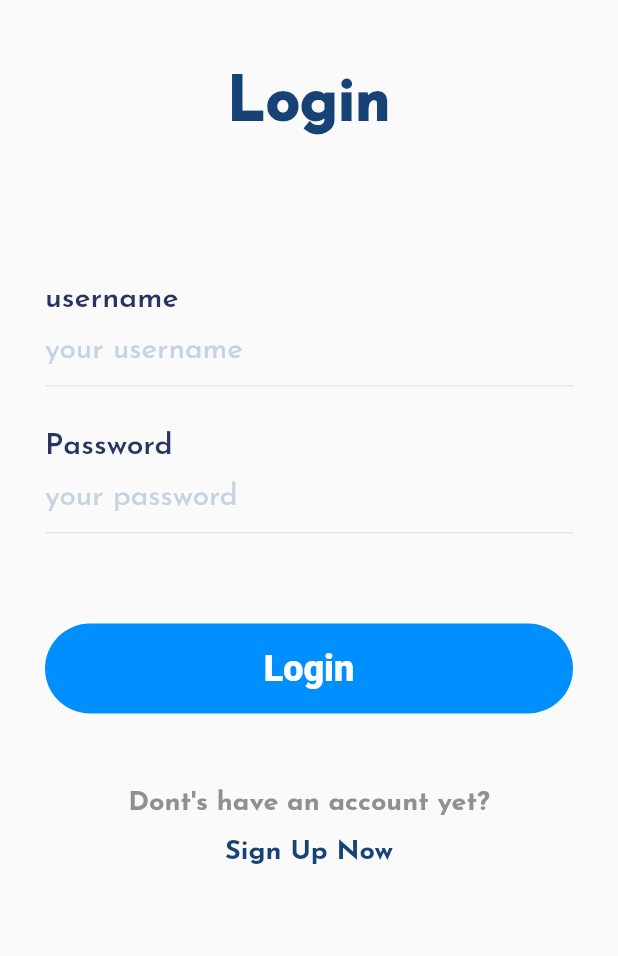
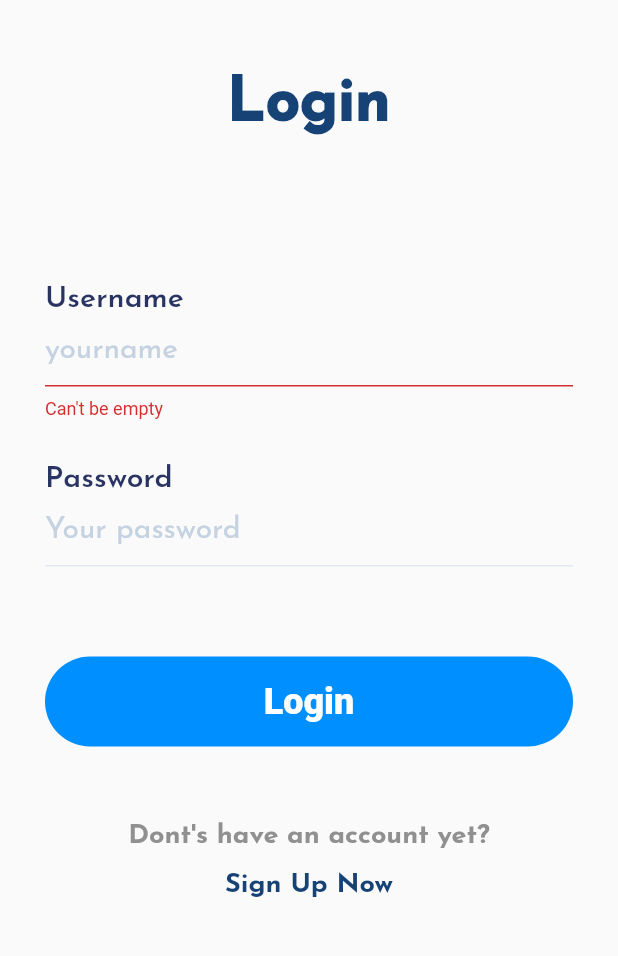
Before and after one commit to WenhaoLu-hub/SEPT_TEAM_BASH_PROJECT, a Flutter app: the screen it shows after launch, after a tap on "LOGIN", on a phone screen of 412 x 824 dp, the part 275-1231 px from its top. Run offline on Flutter 3.47's test engine with Material 2 defaults, Android fonts, the light colour scheme and no system bars; our stand-ins replace google_fonts.

Commit message:
update user input validation on login page

```diff
--- a/flutter_frontend/lib/Screens/components/textFieldContainer.dart
+++ b/flutter_frontend/lib/Screens/components/textFieldContainer.dart
@@ -6,9 +6,13 @@ class TextFieldContainer extends StatelessWidget {
   final String title;
   final String hintText;
   final bool isPassword;
+
   // ignore: use_key_in_widget_constructors
-  const TextFieldContainer(
-      {required this.title, required this.hintText, required this.isPassword});
+  const TextFieldContainer({
+    required this.title,
+    required this.hintText,
+    required this.isPassword,
+  });
 
   @override
   Widget build(BuildContext context) {
@@ -25,7 +29,7 @@ class TextFieldContainer extends StatelessWidget {
         ),
         TextField(
           obscureText: isPassword,
-          cursorColor: Color.fromARGB(255, 100, 94, 94),
+          cursorColor: const Color.fromARGB(255, 100, 94, 94),
           decoration: InputDecoration(
               hintText: hintText,
               hintStyle: GoogleFonts.josefinSans(
--- /dev/null
+++ b/flutter_frontend/lib/Screens/login/TextSubmitWidget.dart
@@ -0,0 +1,151 @@
+import 'package:flutter/material.dart';
+import 'package:google_fonts/google_fonts.dart';
+
+class TextSubmitWidget extends StatefulWidget {
+  const TextSubmitWidget({Key? key, required this.onSubmit}) : super(key: key);
+  final ValueChanged<String> onSubmit;
+
+  @override
+  State<TextSubmitWidget> createState() => _TextSubmitWidgetState();
+}
+
+class _TextSubmitWidgetState extends State<TextSubmitWidget> {
+  final _usernameController = TextEditingController();
+
+  void _submit() {
+    // if there is no error text
+    if (_errorText == null) {
+      // notify the parent widget via the onSubmit callback
+      widget.onSubmit(_usernameController.value.text);
+    }
+  }
+
+  String? get _errorText {
+    // at any time, we can get the text from _controller.value.text
+    final text = _usernameController.value.text;
+    // Note: you can do your own custom validation here
+    // Move this logic this outside the widget for more testable code
+    if (text.isEmpty) {
+      return 'Can\'t be empty';
+    }
+    if (text.length < 4) {
+      return 'Too short';
+    }
+    // return null if the text is valid
+    return null;
+  }
+
+  @override
+  void dispose() {
+    _usernameController.dispose();
+    // _passwordController.dispose();
+    super.dispose();
+  }
+
+  @override
+  Widget build(BuildContext context) {
+    return ValueListenableBuilder(
+      valueListenable: _usernameController,
+      builder: (context, TextEditingValue value, __) {
+        return Column(
+        children: [
+          Column(
+            crossAxisAlignment: CrossAxisAlignment.start,
+            children: [
+              Text(
+                "Username",
+                style: GoogleFonts.josefinSans(
+                    textStyle: const TextStyle(
+                        color: Color(0xff293462),
+                        fontWeight: FontWeight.w600,
+                        fontSize: 20)),
+              ),
+              TextField(
+                controller: _usernameController,
+                onChanged: (_) => setState(() {} ),
+                obscureText: false,
+                cursorColor: const Color.fromARGB(255, 100, 94, 94),
+                decoration: InputDecoration(
+                    hintText: "yourname",
+                    errorText: _errorText,
+                    hintStyle: GoogleFonts.josefinSans(
+                      textStyle: const TextStyle(
+                        color: Color(0xffc5d2e1),
+                        fontWeight: FontWeight.w400,
+                        fontSize: 20,
+                      ),
+                    ),
+                    enabledBorder: const UnderlineInputBorder(
+                      borderSide: BorderSide(color: Color(0xffdfe8f3)),
+                    )),
+              )
+            ],
+          ),
+          const SizedBox(
+            height: 30,
+          ),
+          Column(
+            crossAxisAlignment: CrossAxisAlignment.start,
+            children: [
+              Text(
+                "Password",
+                style: GoogleFonts.josefinSans(
+                    textStyle: const TextStyle(
+                        color: Color(0xff293462),
+                        fontWeight: FontWeight.w600,
+                        fontSize: 20)),
+              ),
+              TextField(
+                obscureText: true,
+                cursorColor: const Color.fromARGB(255, 100, 94, 94),
+                decoration: InputDecoration(
+                    hintText: "Your password",
+                    hintStyle: GoogleFonts.josefinSans(
+                      textStyle: const TextStyle(
+                        color: Color(0xffc5d2e1),
+                        fontWeight: FontWeight.w400,
+                        fontSize: 20,
+                      ),
+                    ),
+                    enabledBorder: const UnderlineInputBorder(
+                      borderSide: BorderSide(color: Color(0xffdfe8f3)),
+                    )),
+              )
+            ],
+          ),
+          const SizedBox(
+            height: 60,
+          ),
+          // _loginBtn(),
+          Container(
+              width: double.infinity,
+              height: 60,
+              decoration: const BoxDecoration(
+                  color: Color(0xff008fff),
+                  borderRadius: BorderRadius.all(Radius.circular(30))),
+              child: TextButton(
+                onPressed:
+                    _usernameController.value.text.isNotEmpty ? _submit : null,
+                child: const Text(
+                  "Login",
+                  style: TextStyle(
+                    color: Colors.white,
+                    fontWeight: FontWeight.w800,
+                    fontSize: 24,
+                  ),
+                ),
+              ))
+        ],
+      );
+      }
+      // this entire widget tree will rebuild every time
+      // the controller value changes
+
+
+    );
+  }
+}
+
+// Widget _loginBtn() {
+//   return
+// }
--- a/flutter_frontend/lib/Screens/login/login.dart
+++ b/flutter_frontend/lib/Screens/login/login.dart
@@ -5,7 +5,7 @@ import 'package:google_fonts/google_fonts.dart';
 import 'package:team_bash_project/Screens/signup/signup.dart';
 
 import '../components/customizedTextButton.dart';
-import '../components/textFieldContainer.dart';
+import 'TextSubmitWidget.dart';
 
 class Login extends StatelessWidget {
   const Login({Key? key}) : super(key: key);
@@ -34,23 +34,7 @@ class Login extends StatelessWidget {
               const SizedBox(
                 height: 100,
               ),
-              const TextFieldContainer(
-                title: "username",
-                hintText: "your username",
-                isPassword: false,
-              ),
-              const SizedBox(
-                height: 30,
-              ),
-              const TextFieldContainer(
-                title: "Password",
-                hintText: "your password",
-                isPassword: true,
-              ),
-              const SizedBox(
-                height: 60,
-              ),
-              _loginBtn(),
+              TextSubmitWidget(onSubmit: (String value) { print(value);},),
               const SizedBox(
                 height: 50,
               ),
@@ -90,25 +74,7 @@ Widget _signUpLabel(String label, Color textColor) {
   );
 }
 
-Widget _loginBtn() {
-  return Container(
-      width: double.infinity,
-      height: 60,
-      decoration: const BoxDecoration(
-          color: Color(0xff008fff),
-          borderRadius: BorderRadius.all(Radius.circular(30))),
-      child: const TextButton(
-        onPressed: null,
-        child: Text(
-          "Login",
-          style: TextStyle(
-            color: Colors.white,
-            fontWeight: FontWeight.w800,
-            fontSize: 24,
-          ),
-        ),
-      ));
-}
+
 
 Widget _loginLabel() {
   return Center(
--- a/flutter_frontend/lib/Screens/signup/signup.dart
+++ b/flutter_frontend/lib/Screens/signup/signup.dart
@@ -7,6 +7,7 @@ import 'package:team_bash_project/Screens/login/login.dart';
 import '../components/customizedTextButton.dart';
 import '../components/textFieldContainer.dart';
 
+//fake data
 var list = <String>["Doctor", "Patient"];
 
 class SignUp extends StatelessWidget {
```
Also changed, not shown: 10 other files.
